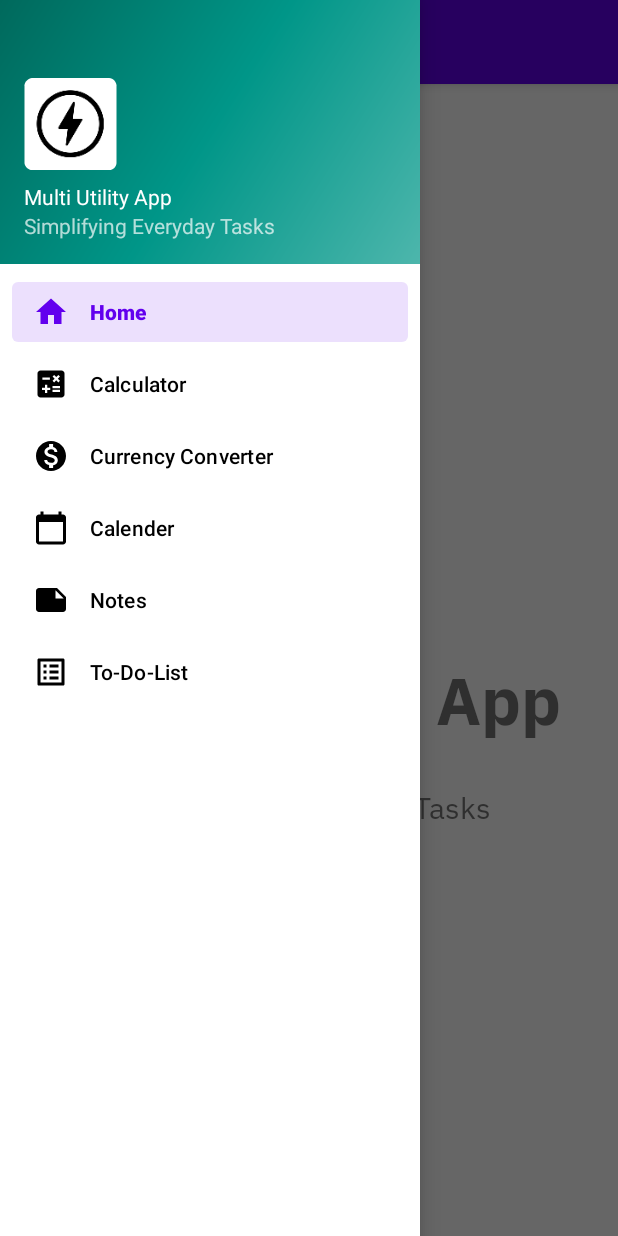
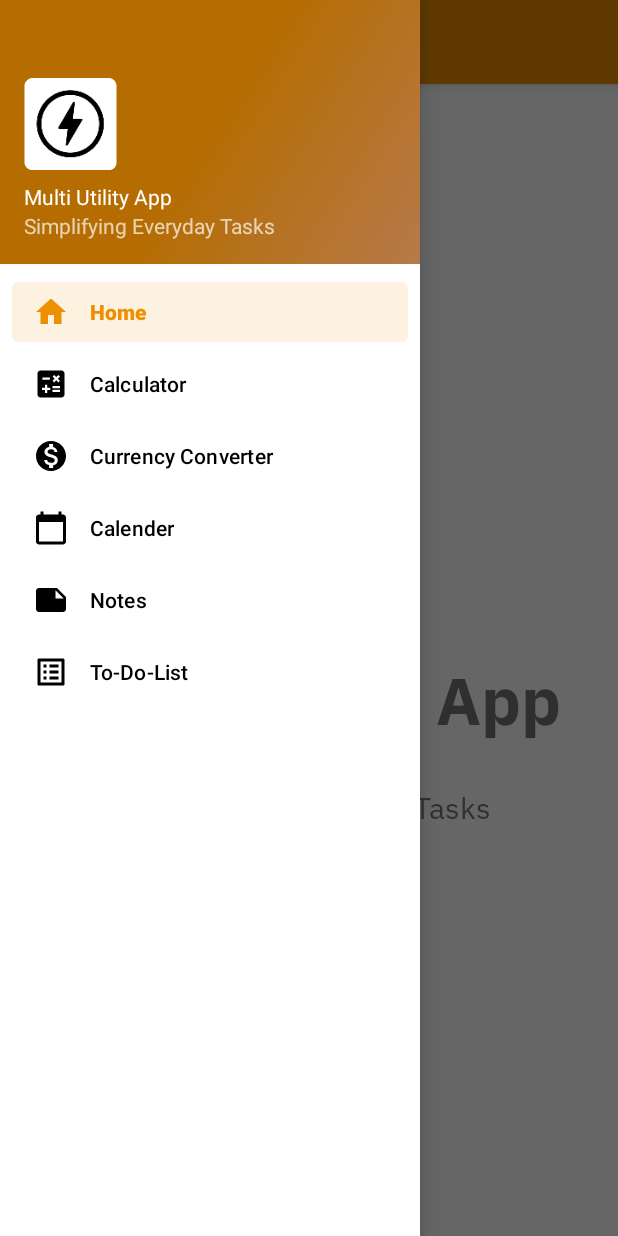
Before and after one commit to Suraj-Shinde-25/Multi-Utility-App, an Android app: the screen it shows after launch (MainActivity), with the side drawer open, on a phone screen of 412 x 824 dp. Run offline under Robolectric (Android 15) with nearby library versions, the phone set to English and light mode, and no system bars; our stand-ins replace navigation-ui.

Commit message:
10 Running "Color Changes"

```diff
--- a/app/src/main/res/drawable/side_nav_bar.xml
+++ b/app/src/main/res/drawable/side_nav_bar.xml
@@ -2,8 +2,16 @@
     android:shape="rectangle">
     <gradient
         android:angle="135"
-        android:centerColor="#009688"
-        android:endColor="#00695C"
-        android:startColor="#4DB6AC"
+        android:centerColor="#B56D02"
+        android:endColor="#B56D02"
+        android:startColor="#B6794A"
         android:type="linear" />
+
+<!--    <gradient-->
+<!--        android:angle="135"-->
+<!--        android:centerColor="#009688"-->
+<!--        android:endColor="#00695C"-->
+<!--        android:startColor="#4DB6AC"-->
+<!--        android:type="linear" />-->
+
 </shape>
--- a/app/src/main/res/values-night/themes.xml
+++ b/app/src/main/res/values-night/themes.xml
@@ -2,7 +2,7 @@
     <!-- Base application theme. -->
     <style name="Theme.MultiUtilityApp" parent="Theme.MaterialComponents.DayNight.DarkActionBar">
         <!-- Primary brand color. -->
-        <item name="colorPrimary">@color/purple_200</item>
+        <item name="colorPrimary">#BB86FC</item>  //FFBB86FC
         <item name="colorPrimaryVariant">@color/purple_700</item>
         <item name="colorOnPrimary">@color/black</item>
         <!-- Secondary brand color. -->
--- a/app/src/main/res/values/themes.xml
+++ b/app/src/main/res/values/themes.xml
@@ -2,15 +2,15 @@
     <!-- Base application theme. -->
     <style name="Theme.MultiUtilityApp" parent="Theme.MaterialComponents.DayNight.DarkActionBar">
         <!-- Primary brand color. -->
-        <item name="colorPrimary">@color/purple_500</item>
-        <item name="colorPrimaryVariant">@color/purple_700</item>
+        <item name="colorPrimary">#EE8F00</item>  //FF6200EE
+        <item name="colorPrimaryVariant">@color/purple_700</item>   //FF3700B3
         <item name="colorOnPrimary">@color/white</item>
         <!-- Secondary brand color. -->
         <item name="colorSecondary">@color/teal_200</item>
         <item name="colorSecondaryVariant">@color/teal_700</item>
         <item name="colorOnSecondary">@color/black</item>
         <!-- Status bar color. -->
-        <item name="android:statusBarColor" tools:targetApi="l">?attr/colorPrimaryVariant</item>
+        <item name="android:statusBarColor" tools:targetApi="l">#B37100</item>    //FF3700B3
         <!-- Customize your theme here. -->
     </style>
 
```
